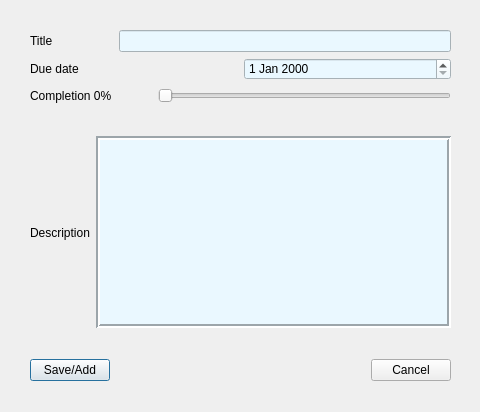
Before: the Qt Designer form addtask.ui in MikelGalaxy/ToDoList_QT, drawn with Qt 5.
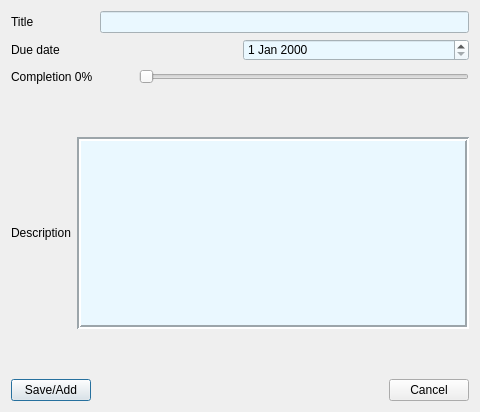
After: the same form once the commit is applied.

Commit message: Filter and layout fix

```diff
--- a/addtask.ui
+++ b/addtask.ui
@@ -16,15 +16,8 @@
   <property name="styleSheet">
    <string notr="true"/>
   </property>
-  <widget class="QWidget" name="layoutWidget">
-   <property name="geometry">
-    <rect>
-     <x>30</x>
-     <y>30</y>
-     <width>421</width>
-     <height>351</height>
-    </rect>
-   </property>
+  <layout class="QGridLayout" name="gridLayout">
+   <item row="0" column="0">
    <layout class="QVBoxLayout" name="verticalLayout">
     <item>
      <layout class="QHBoxLayout" name="horizontalLayout">
@@ -183,7 +176,8 @@
      </layout>
     </item>
    </layout>
-  </widget>
+   </item>
+  </layout>
  </widget>
  <resources/>
  <connections/>
```
Lines whose indentation alone changed are shown as unchanged. The commit also changes 4 other files.
